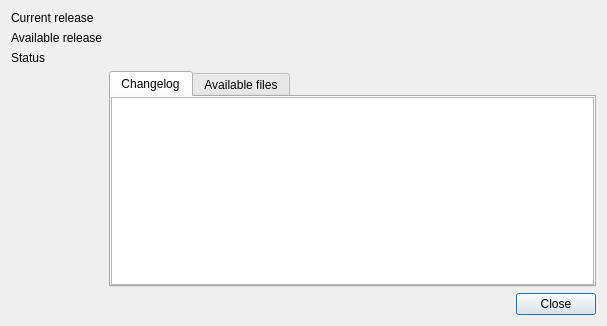
First picture: the form in src/librssguard/gui/dialogs/formupdate.ui, repository norbusan/rssguard-debian, before the edit.
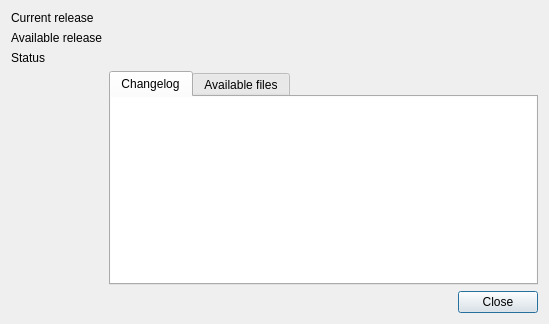
Second picture: the form after the edit. Custom widgets are drawn as their Qt base class.

The edit to the form file:
```diff
--- a/src/librssguard/gui/dialogs/formupdate.ui
+++ b/src/librssguard/gui/dialogs/formupdate.ui
@@ -6,16 +6,14 @@
    <rect>
     <x>0</x>
     <y>0</y>
-    <width>607</width>
-    <height>326</height>
+    <width>549</width>
+    <height>324</height>
    </rect>
   </property>
   <property name="windowTitle">
    <string>Check for updates</string>
   </property>
-  <layout class="QVBoxLayout" name="verticalLayout">
-   <item>
-    <layout class="QGridLayout" name="gridLayout">
+  <layout class="QFormLayout" name="formLayout">
      <item row="0" column="0">
       <widget class="QLabel" name="label">
        <property name="text">
@@ -96,6 +94,9 @@
              <family>DejaVu Sans Mono</family>
             </font>
            </property>
+         <property name="frameShape">
+          <enum>QFrame::NoFrame</enum>
+         </property>
            <property name="undoRedoEnabled">
             <bool>false</bool>
            </property>
@@ -143,9 +144,7 @@
        </widget>
       </widget>
      </item>
-    </layout>
-   </item>
-   <item>
+   <item row="4" column="0" colspan="2">
     <widget class="QDialogButtonBox" name="m_buttonBox">
      <property name="orientation">
       <enum>Qt::Horizontal</enum>
```
Left out of the diff: 6 changed lines with no effect on the pictures. Lines whose indentation alone changed are shown as unchanged.
